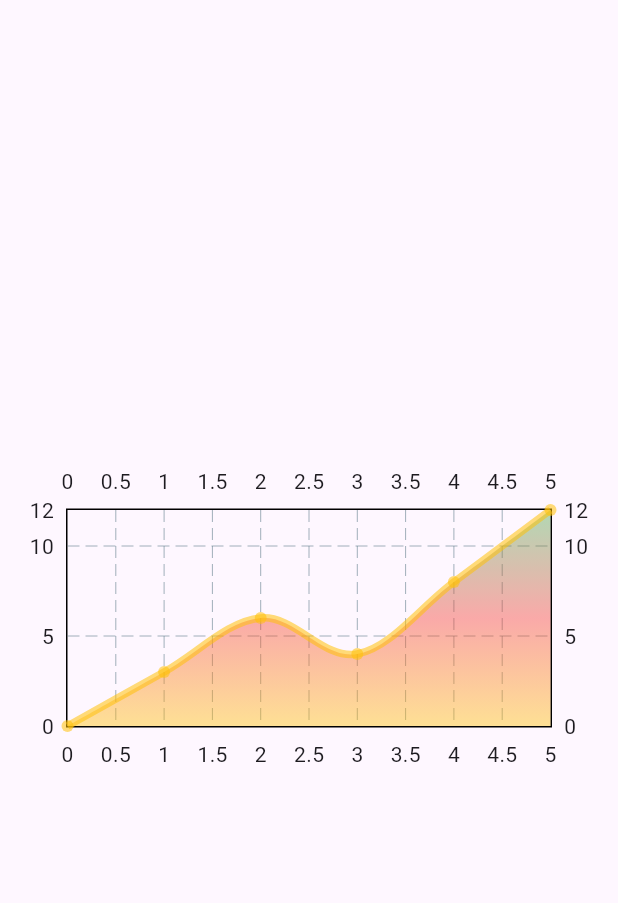
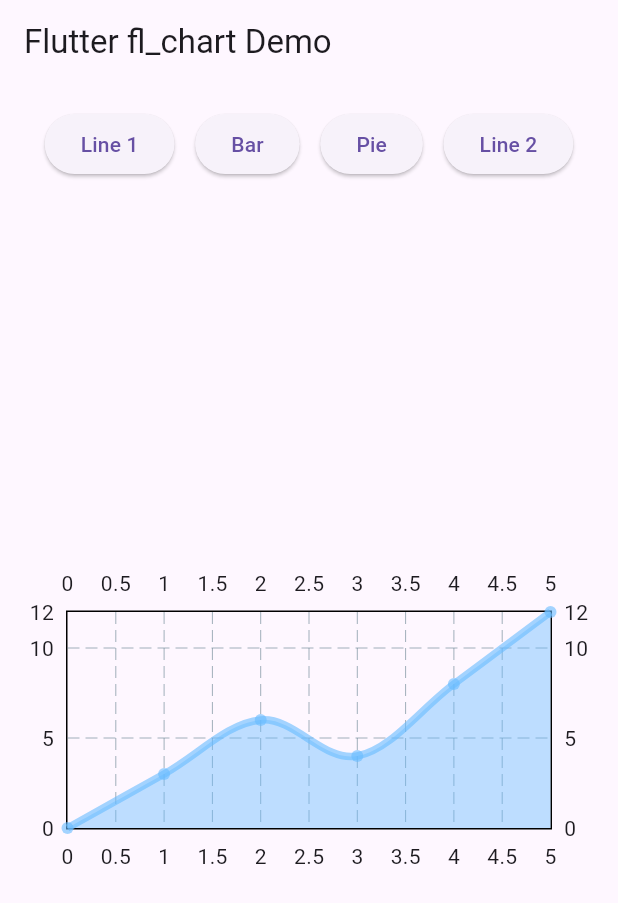
Before and after one commit to Effe10/thesis_flutter, a Flutter app: the screen it shows after launch, on a phone screen of 412 x 824 dp. Shown: the top 903 px of the screen. Run offline on Flutter 3.47's test engine with Material 3 defaults, Android fonts, the light colour scheme and no system bars; drawn by our look-alikes of fl_chart.

Commit message:
added 4 buttons to change between graphs

```diff
--- a/lib/main.dart
+++ b/lib/main.dart
@@ -17,15 +17,20 @@
   }
 }
 
-class HomePage extends StatelessWidget {
+class HomePage extends StatefulWidget {
   const HomePage({super.key});
 
   @override
-  Widget build(BuildContext context) {
-    return Scaffold(
-      body: Center(
-        child: AspectRatio(aspectRatio: 2.0,
-         child: LineChart(
+  State<HomePage> createState() => _HomePageState();
+}
+
+class _HomePageState extends State<HomePage> {
+  int selectedChart = 0;
+
+  Widget _buildChart() {
+    switch (selectedChart) {
+      case 0:
+        return LineChart(
           LineChartData(
             lineBarsData: [
               LineChartBarData(
@@ -38,22 +43,115 @@
                   FlSpot(5, 12)
                 ],
                 barWidth: 5,
-                color: const Color.fromARGB(139, 255, 193, 7),
+                color: const Color.fromARGB(153, 103, 187, 255),
                 isCurved: true,
                 belowBarData: BarAreaData(
-                  gradient: LinearGradient(
-                    colors: [const Color.fromARGB(110, 255, 193, 7), const Color.fromARGB(110, 244, 67, 54), const Color.fromARGB(110, 76, 175, 79)],
-                    begin: Alignment.bottomCenter,
-                    end: Alignment.topCenter,
-                    ),
+                  color: const Color.fromARGB(110, 103, 187, 255),
                   show: true,
                 ),
               ),
-
             ],
           ),
+        );
+      case 1:
+        return BarChart(
+          BarChartData(
+            barGroups: [
+              BarChartGroupData(x: 0, barRods: [
+                BarChartRodData(toY: 8, color: Colors.blue)
+              ]),
+              BarChartGroupData(x: 1, barRods: [
+                BarChartRodData(toY: 10, color: Colors.blue)
+              ]),
+              BarChartGroupData(x: 2, barRods: [
+                BarChartRodData(toY: 14, color: Colors.blue)
+              ]),
+              BarChartGroupData(x: 3, barRods: [
+                BarChartRodData(toY: 15, color: Colors.blue)
+              ]),
+            ],
           ),
-        ),
+        );
+      case 2:
+        return PieChart(
+          PieChartData(
+            sections: [
+              PieChartSectionData(value: 40, color: Colors.blue, title: '40%'),
+              PieChartSectionData(value: 30, color: Colors.red, title: '30%'),
+              PieChartSectionData(value: 15, color: Colors.green, title: '15%'),
+              PieChartSectionData(value: 15, color: Colors.orange, title: '15%'),
+            ],
+          ),
+        );
+      case 3:
+        return LineChart(
+          LineChartData(
+            lineBarsData: [
+              LineChartBarData(
+                spots: const [
+                  FlSpot(0, 5),
+                  FlSpot(1, 2),
+                  FlSpot(2, 8),
+                  FlSpot(3, 6),
+                  FlSpot(4, 7),
+                  FlSpot(5, 3)
+                ],
+                barWidth: 5,
+                color: Colors.red,
+                isCurved: false,
+                belowBarData: BarAreaData(
+                  color: const Color.fromARGB(80, 244, 67, 54),
+                  show: true,
+                ),
+              ),
+            ],
+          ),
+        );
+      default:
+        return const SizedBox.shrink();
+    }
+  }
+
+  @override
+  Widget build(BuildContext context) {
+    const String appTitle = 'Flutter fl_chart Demo';
+    return Scaffold(
+      appBar: AppBar(title: const Text(appTitle)),
+      body: Column(
+        children: [
+          Padding(
+            padding: const EdgeInsets.all(16.0),
+            child: Row(
+              mainAxisAlignment: MainAxisAlignment.spaceEvenly,
+              children: [
+                ElevatedButton(
+                  onPressed: () => setState(() => selectedChart = 0),
+                  child: const Text('Line 1'),
+                ),
+                ElevatedButton(
+                  onPressed: () => setState(() => selectedChart = 1),
+                  child: const Text('Bar'),
+                ),
+                ElevatedButton(
+                  onPressed: () => setState(() => selectedChart = 2),
+                  child: const Text('Pie'),
+                ),
+                ElevatedButton(
+                  onPressed: () => setState(() => selectedChart = 3),
+                  child: const Text('Line 2'),
+                ),
+              ],
+            ),
+          ),
+          Expanded(
+            child: Center(
+              child: AspectRatio(
+                aspectRatio: 2.0,
+                child: _buildChart(),
+              ),
+            ),
+          ),
+        ],
       ),
     );
   }
```
